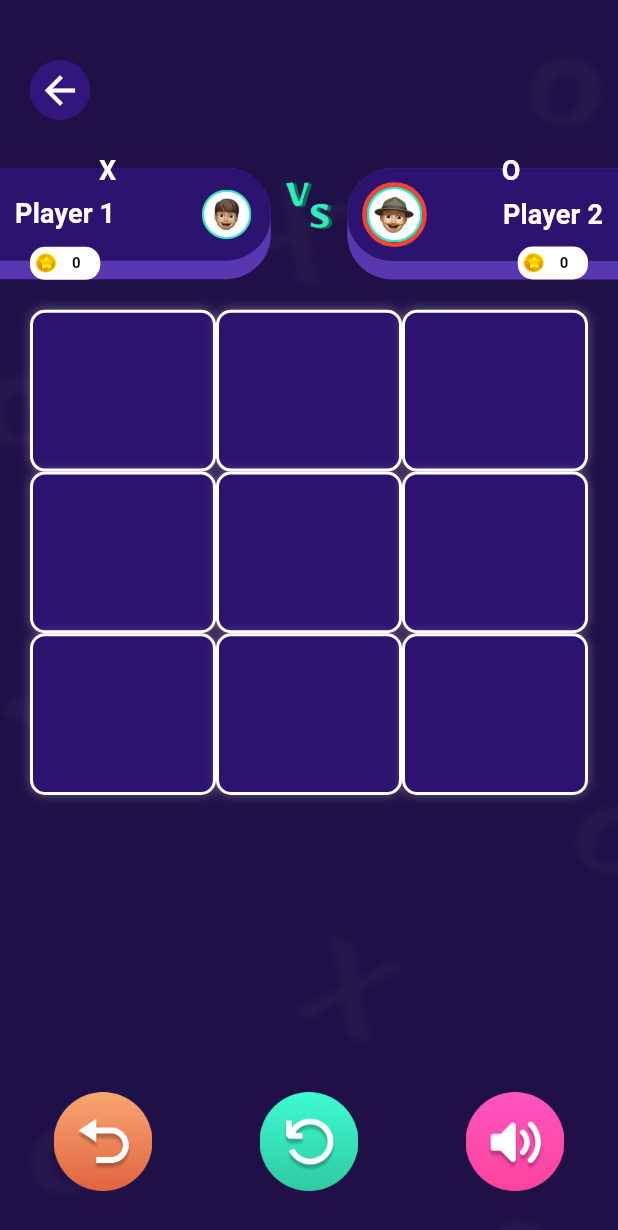
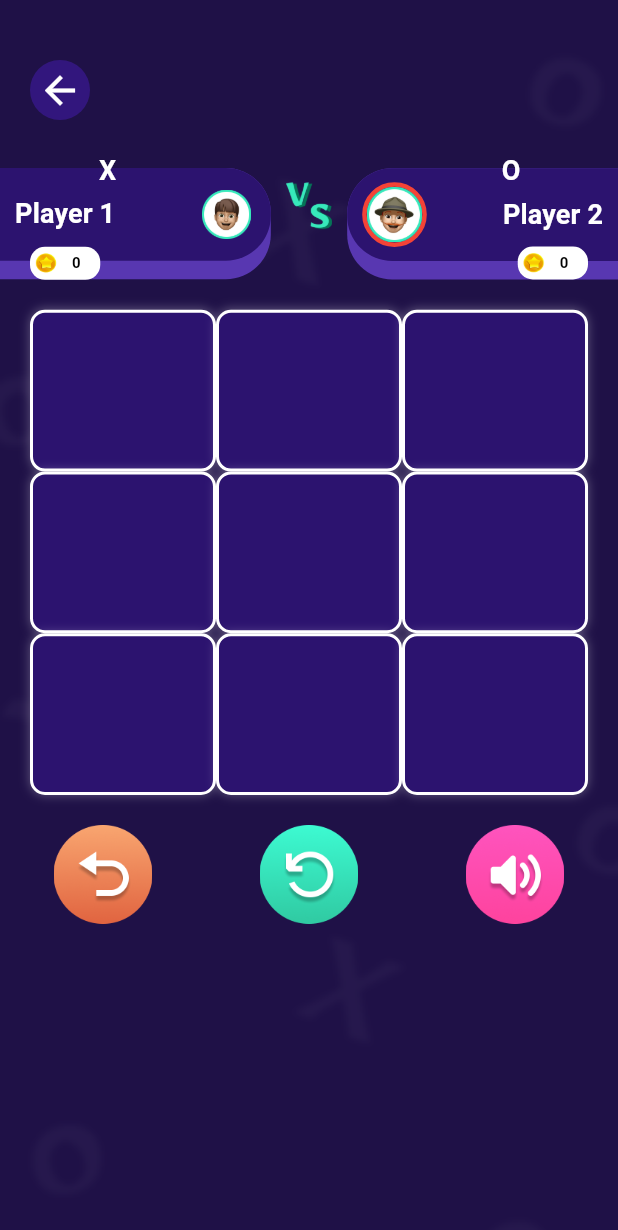
Before and after one commit to madviseinfotech/xox, a Flutter app: the GameScreen screen opened directly, on a phone screen of 412 x 824 dp. Shown: the top 1230 px of the screen. Run offline on Flutter 3.47's test engine with Material 3 defaults, Android fonts, the phone set to English and light mode, and no system bars; our stand-ins replace audioplayers, cloud_firestore, connectivity_plus, firebase_core, flutter_local_notifications, get and 6 more; accounts and stored records are empty; network calls fail.

Commit message:
new game

```diff
--- a/lib/main.dart
+++ b/lib/main.dart
@@ -30,6 +30,7 @@ Future<void> main() async {
     DeviceOrientation.portraitUp,
     DeviceOrientation.portraitDown,
   ]);
+  await SystemChrome.setEnabledSystemUIMode(SystemUiMode.edgeToEdge);
   await DailyNotificationService.registerAppLaunch();
   runApp(const MyApp());
 }
--- a/lib/view/gameScreen.dart
+++ b/lib/view/gameScreen.dart
@@ -1222,6 +1222,9 @@ class _GameScreenState extends State<GameScreen> {
   // --------------- Build ---------------
   @override
   Widget build(BuildContext context) {
+    final mediaQuery = MediaQuery.of(context);
+    final topInset = mediaQuery.padding.top;
+    final bottomInset = mediaQuery.padding.bottom;
     return PopScope(
       canPop: false,
       onPopInvokedWithResult: (didPop, result) async {
@@ -1245,7 +1248,12 @@ class _GameScreenState extends State<GameScreen> {
             Column(
               crossAxisAlignment: CrossAxisAlignment.start,
               children: <Widget>[
-                SizedBox(height: 20),
+                SafeArea(
+                  bottom: false,
+                  child: Column(
+                    crossAxisAlignment: CrossAxisAlignment.start,
+                    children: [
+                      SizedBox(height: topInset > 0 ? 4 : 20),
                       // Banner (render only when ready)
                       if (_isBannerReady && _bannerAd != null)
                         Align(
@@ -1274,7 +1282,10 @@ class _GameScreenState extends State<GameScreen> {
                       ),
                       _playerDetails(),
                       _gamingBoard(),
-                _bottomBar(),
+                      _bottomBar(bottomInset),
+                    ],
+                  ),
+                ),
               ],
             ),
           ],
@@ -1291,9 +1302,9 @@ class _GameScreenState extends State<GameScreen> {
   }
 
   // --------------- Widgets ---------------
-  Padding _bottomBar() {
+  Padding _bottomBar(double bottomInset) {
     return Padding(
-      padding: const EdgeInsets.only(bottom: 30),
+      padding: EdgeInsets.only(bottom: bottomInset + 12),
       child: Row(
         mainAxisAlignment: MainAxisAlignment.spaceAround,
         children: [
--- a/pubspec.yaml
+++ b/pubspec.yaml
@@ -16,7 +16,7 @@ publish_to: 'none' # Remove this line if you wish to publish to pub.dev
 # https://developer.apple.com/library/archive/documentation/General/Reference/InfoPlistKeyReference/Articles/CoreFoundationKeys.html
 # In Windows, build-name is used as the major, minor, and patch parts
 # of the product and file versions while build-number is used as the build suffix.
-version: 3.0.0+30
+version: 4.0.0+40
 
 environment:
   sdk: ^3.8.1
```
Also changed, not shown: lib/view/choose_player_screen.dart (+16 -8 lines), lib/view/enter_player_screen.dart (+22 -7 lines), lib/view/games/game_scaffold.dart (+26 -5 lines), 2 other files. Lines whose indentation alone changed are shown as unchanged.
